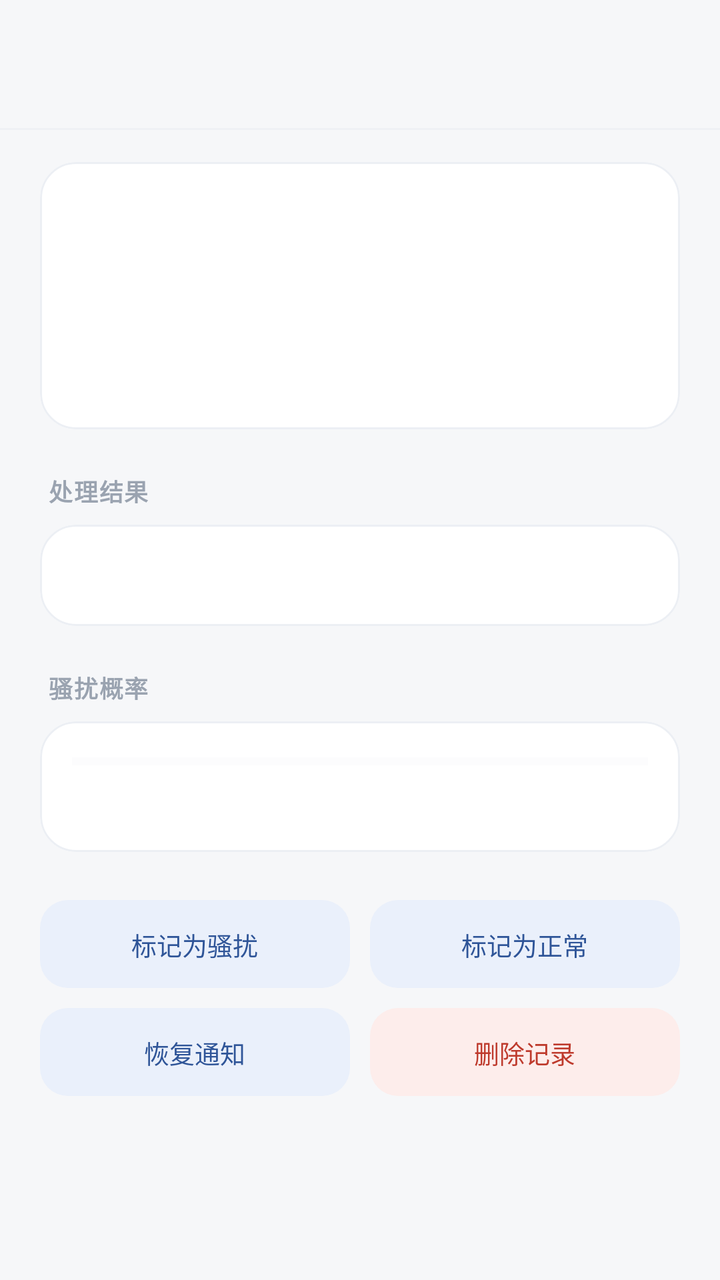
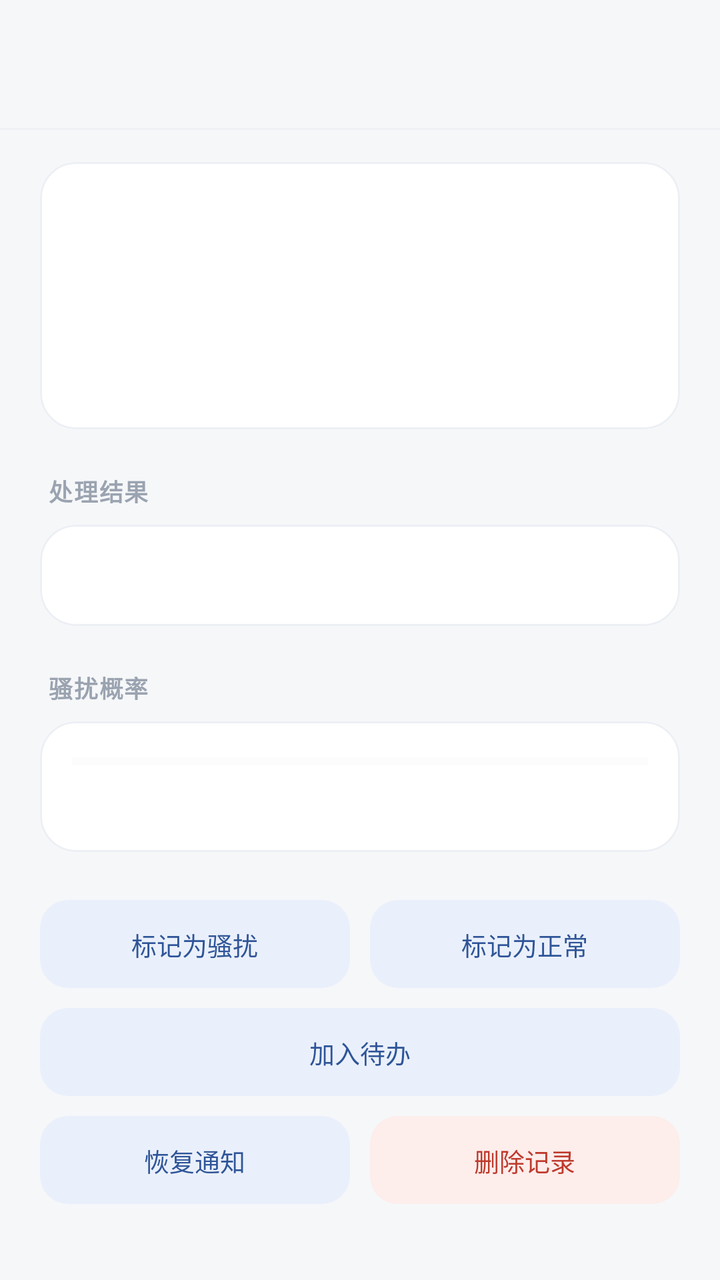

Before-and-after screenshots of an Android layout around one commit, followed by the original layout XML and the change that was made.
<!-- AndroidManifest.xml: application theme Theme.XiaodouNotify -->
<!-- res/layout/activity_notification_detail.xml -->
<?xml version="1.0" encoding="utf-8"?>
<LinearLayout xmlns:android="http://schemas.android.com/apk/res/android"
    xmlns:app="http://schemas.android.com/apk/res-auto"
    android:layout_width="match_parent"
    android:layout_height="match_parent"
    android:background="@color/background"
    android:fitsSystemWindows="true"
    android:orientation="vertical">

    <com.google.android.material.appbar.MaterialToolbar
        android:id="@+id/toolbar"
        android:layout_width="match_parent"
        android:layout_height="?attr/actionBarSize"
        android:background="@color/background"
        app:titleCentered="true"
        app:titleTextAppearance="@style/TextAppearance.Xiaodou.CardTitle" />

    <View
        android:layout_width="match_parent"
        android:layout_height="1dp"
        android:background="@color/divider" />

    <ScrollView
        android:layout_width="match_parent"
        android:layout_height="0dp"
        android:layout_weight="1"
        android:clipToPadding="false">

        <LinearLayout
            android:layout_width="match_parent"
            android:layout_height="wrap_content"
            android:orientation="vertical"
            android:paddingStart="@dimen/page_padding"
            android:paddingTop="16dp"
            android:paddingEnd="@dimen/page_padding"
            android:paddingBottom="28dp">

            <com.google.android.material.card.MaterialCardView
                style="@style/Widget.Xiaodou.Card"
                android:layout_width="match_parent"
                android:layout_height="wrap_content">

                <LinearLayout
                    android:layout_width="match_parent"
                    android:layout_height="wrap_content"
                    android:orientation="vertical"
                    android:padding="18dp">

                    <TextView
                        android:id="@+id/tv_app"
                        android:layout_width="match_parent"
                        android:layout_height="wrap_content"
                        android:textColor="@color/text_secondary"
                        android:textSize="12.5sp" />

                    <TextView
                        android:id="@+id/tv_time"
                        android:layout_width="match_parent"
                        android:layout_height="wrap_content"
                        android:layout_marginTop="3dp"
                        android:textColor="@color/text_tertiary"
                        android:textSize="11.5sp" />

                    <TextView
                        android:id="@+id/tv_title"
                        android:layout_width="match_parent"
                        android:layout_height="wrap_content"
                        android:layout_marginTop="14dp"
                        android:lineSpacingExtra="2dp"
                        android:textColor="@color/text_primary"
                        android:textSize="15.5sp"
                        android:textStyle="bold" />

                    <TextView
                        android:id="@+id/tv_text"
                        android:layout_width="match_parent"
                        android:layout_height="wrap_content"
                        android:layout_marginTop="8dp"
                        android:lineSpacingExtra="3dp"
                        android:textColor="@color/text_primary"
                        android:textIsSelectable="true"
                        android:textSize="13.5sp" />

                    <TextView
                        android:id="@+id/tv_recalled"
                        android:layout_width="match_parent"
                        android:layout_height="wrap_content"
                        android:layout_marginTop="12dp"
                        android:text="@string/recalled_notice"
                        android:textColor="@color/accent"
                        android:textSize="12sp"
                        android:visibility="gone" />
                </LinearLayout>
            </com.google.android.material.card.MaterialCardView>

            <TextView
                android:layout_width="wrap_content"
                android:layout_height="wrap_content"
                android:layout_marginStart="4dp"
                android:layout_marginTop="22dp"
                android:layout_marginBottom="8dp"
                android:text="@string/detail_result"
                android:textAppearance="@style/TextAppearance.Xiaodou.Section" />

            <com.google.android.material.card.MaterialCardView
                style="@style/Widget.Xiaodou.Card"
                android:layout_width="match_parent"
                android:layout_height="wrap_content">

                <TextView
                    android:id="@+id/tv_result"
                    android:layout_width="match_parent"
                    android:layout_height="wrap_content"
                    android:padding="16dp"
                    android:textColor="@color/text_primary"
                    android:textSize="13.5sp" />
            </com.google.android.material.card.MaterialCardView>

            <TextView
                android:layout_width="wrap_content"
                android:layout_height="wrap_content"
                android:layout_marginStart="4dp"
                android:layout_marginTop="22dp"
                android:layout_marginBottom="8dp"
                android:text="@string/detail_ai_score"
                android:textAppearance="@style/TextAppearance.Xiaodou.Section" />

            <com.google.android.material.card.MaterialCardView
                style="@style/Widget.Xiaodou.Card"
                android:layout_width="match_parent"
                android:layout_height="wrap_content">

                <LinearLayout
                    android:layout_width="match_parent"
                    android:layout_height="wrap_content"
                    android:orientation="vertical"
                    android:padding="16dp">

                    <ProgressBar
                        android:id="@+id/progress_score"
                        style="@style/Widget.Xiaodou.ProgressBar"
                        android:layout_width="match_parent"
                        android:layout_height="8dp"
                        android:max="100" />

                    <TextView
                        android:id="@+id/tv_score"
                        android:layout_width="match_parent"
                        android:layout_height="wrap_content"
                        android:layout_marginTop="8dp"
                        android:textColor="@color/text_secondary"
                        android:textSize="12.5sp" />
                </LinearLayout>
            </com.google.android.material.card.MaterialCardView>

            <LinearLayout
                android:layout_width="match_parent"
                android:layout_height="wrap_content"
                android:layout_marginTop="24dp"
                android:orientation="horizontal">

                <com.google.android.material.button.MaterialButton
                    android:id="@+id/btn_spam"
                    style="@style/Widget.Xiaodou.TonalButton"
                    android:layout_width="0dp"
                    android:layout_height="44dp"
                    android:layout_weight="1"
                    android:text="@string/mark_spam"
                    android:textSize="12.5sp" />

                <com.google.android.material.button.MaterialButton
                    android:id="@+id/btn_normal"
                    style="@style/Widget.Xiaodou.TonalButton"
                    android:layout_width="0dp"
                    android:layout_height="44dp"
                    android:layout_marginStart="10dp"
                    android:layout_weight="1"
                    android:text="@string/mark_normal"
                    android:textSize="12.5sp" />
            </LinearLayout>

            <LinearLayout
                android:layout_width="match_parent"
                android:layout_height="wrap_content"
                android:layout_marginTop="10dp"
                android:orientation="horizontal">

                <com.google.android.material.button.MaterialButton
                    android:id="@+id/btn_restore"
                    style="@style/Widget.Xiaodou.TonalButton"
                    android:layout_width="0dp"
                    android:layout_height="44dp"
                    android:layout_weight="1"
                    android:text="@string/restore_notification"
                    android:textSize="12.5sp" />

                <com.google.android.material.button.MaterialButton
                    android:id="@+id/btn_delete"
                    style="@style/Widget.Xiaodou.DangerButton"
                    android:layout_width="0dp"
                    android:layout_height="44dp"
                    android:layout_marginStart="10dp"
                    android:layout_weight="1"
                    android:text="@string/delete_record"
                    android:textSize="12.5sp" />
            </LinearLayout>
        </LinearLayout>
    </ScrollView>
</LinearLayout>
<!-- resources referenced by this layout -->
<resources>
  <color name="accent">#E08A5B</color>
  <color name="background">#F6F7F9</color>
  <color name="divider">#EFF1F5</color>
  <color name="text_primary">#16191F</color>
  <color name="text_secondary">#6B7482</color>
  <color name="text_tertiary">#9AA3B0</color>
  <dimen name="page_padding">20dp</dimen>
  <string name="delete_record">删除记录</string>
  <string name="detail_ai_score">骚扰概率</string>
  <string name="detail_result">处理结果</string>
  <string name="mark_normal">标记为正常</string>
  <string name="mark_spam">标记为骚扰</string>
  <string name="recalled_notice">该消息已被发送方撤回/删除，此处为送达时的内容快照。</string>
  <string name="restore_notification">恢复通知</string>
  <style name="TextAppearance.Xiaodou.CardTitle" parent="TextAppearance.Material3.TitleSmall">
          <item name="android:textSize">14.5sp</item>
          <item name="android:textStyle">bold</item>
          <item name="android:textColor">@color/text_primary</item>
          <item name="android:letterSpacing">0</item>
      </style>
  <style name="TextAppearance.Xiaodou.Section" parent="TextAppearance.Material3.LabelLarge">
          <item name="android:textSize">12sp</item>
          <item name="android:textStyle">bold</item>
          <item name="android:letterSpacing">0.05</item>
          <item name="android:textColor">@color/text_tertiary</item>
      </style>
  <style name="Widget.Xiaodou.Card" parent="Widget.Material3.CardView.Outlined">
          <item name="cardCornerRadius">@dimen/radius_l</item>
          <item name="cardElevation">0dp</item>
          <item name="cardBackgroundColor">@color/surface</item>
          <item name="strokeWidth">1dp</item>
          <item name="strokeColor">@color/card_stroke</item>
      </style>
  <style name="Widget.Xiaodou.DangerButton" parent="Widget.Material3.Button">
          <item name="cornerRadius">@dimen/radius_m</item>
          <item name="backgroundTint">@color/badge_filtered_bg</item>
          <item name="android:textColor">@color/badge_filtered_text</item>
          <item name="android:textSize">13.5sp</item>
          <item name="android:insetTop">0dp</item>
          <item name="android:insetBottom">0dp</item>
          <item name="android:minHeight">44dp</item>
          <item name="android:letterSpacing">0</item>
      </style>
  <style name="Widget.Xiaodou.ProgressBar" parent="Widget.AppCompat.ProgressBar.Horizontal">
          <item name="android:progressTint">?attr/colorPrimary</item>
          <item name="android:progressBackgroundTint">@color/surface_alt</item>
      </style>
  <style name="Widget.Xiaodou.TonalButton" parent="Widget.Material3.Button.TonalButton">
          <item name="cornerRadius">@dimen/radius_m</item>
          <item name="android:textSize">13sp</item>
          <item name="android:insetTop">0dp</item>
          <item name="android:insetBottom">0dp</item>
          <item name="android:minHeight">40dp</item>
          <item name="android:letterSpacing">0</item>
      </style>
  <dimen name="radius_l">18dp</dimen>
  <color name="surface">#FFFFFF</color>
  <color name="card_stroke">#ECEFF4</color>
  <dimen name="radius_m">14dp</dimen>
  <color name="badge_filtered_bg">#FDEDEB</color>
  <color name="badge_filtered_text">#BE3A2C</color>
  <color name="surface_alt">#F1F3F7</color>
  <color name="primary">#4B76C0</color>
  <color name="on_primary">#FFFFFF</color>
  <color name="primary_container">#EAF0FB</color>
  <color name="on_primary_container">#2F5598</color>
  <color name="outline">#E3E7EE</color>
  <!-- unchanged entries left out for length: 2 -->
</resources>

<!-- the commit's change to res/layout/activity_notification_detail.xml (unified diff, before → after) -->
@@ -179,6 +179,16 @@
                     android:textSize="12.5sp" />
             </LinearLayout>
 
+            
+            <com.google.android.material.button.MaterialButton
+                android:id="@+id/btn_todo"
+                style="@style/Widget.Xiaodou.TonalButton"
+                android:layout_width="match_parent"
+                android:layout_height="44dp"
+                android:layout_marginTop="10dp"
+                android:text="@string/todo_add"
+                android:textSize="12.5sp" />
+
             <LinearLayout
                 android:layout_width="match_parent"
                 android:layout_height="wrap_content"
<!-- resource entries referenced after the edit -->
@@ -14,6 +14,7 @@
   <string name="mark_spam">标记为骚扰</string>
   <string name="recalled_notice">该消息已被发送方撤回/删除，此处为送达时的内容快照。</string>
   <string name="restore_notification">恢复通知</string>
+  <string name="todo_add">加入待办</string>
   <style name="TextAppearance.Xiaodou.CardTitle" parent="TextAppearance.Material3.TitleSmall">
           <item name="android:textSize">14.5sp</item>
           <item name="android:textStyle">bold</item>
